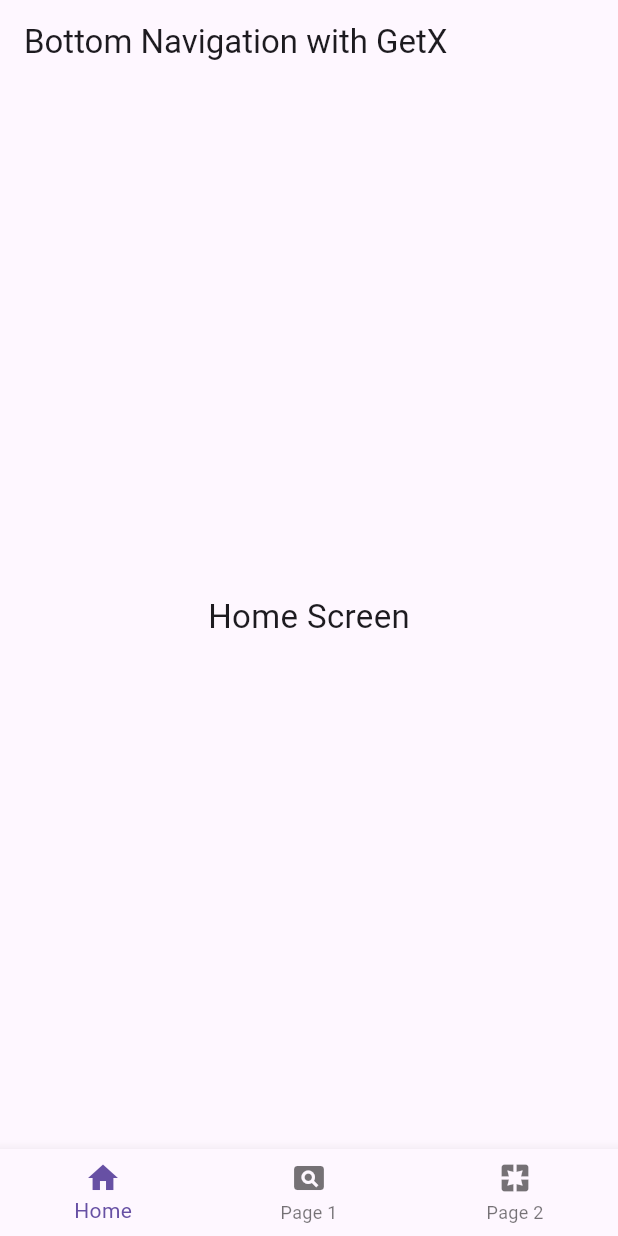
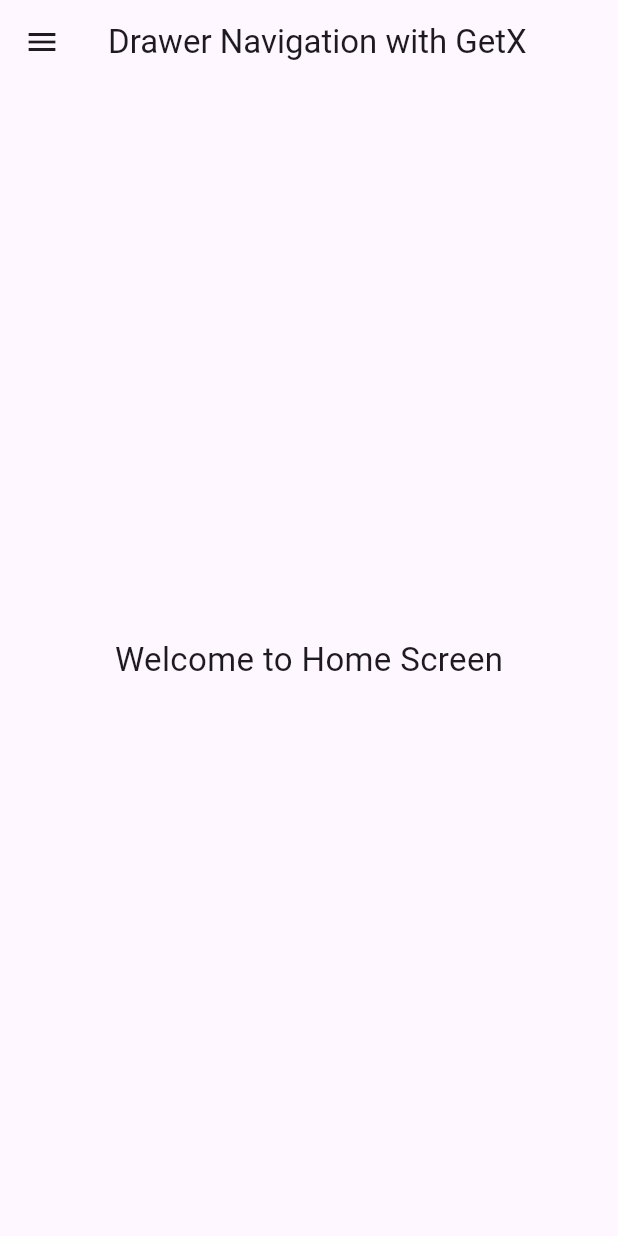
Before and after one commit to Sashin517/getx-nav, a Flutter app: the screen it shows after launch, on a phone screen of 412 x 824 dp. Run offline on Flutter 3.47's test engine with Material 3 defaults, Android fonts, the phone set to English and light mode, and no system bars; our stand-ins replace get.

Commit message:
using ‘drawer’ of Scaffold widget and GetX package

```diff
--- a/lib/home_screen.dart
+++ b/lib/home_screen.dart
@@ -8,41 +8,38 @@ class HomeScreen extends StatelessWidget {
 
   @override
   Widget build(BuildContext context) {
-    return GetBuilder<NavigationController>(
-      init: NavigationController(),
-      builder: (controller) {
-        return Scaffold(
-          appBar: AppBar(title: const Text('Bottom Navigation with GetX')),
-          body: controller.pages[controller.currentIndex.value], // Display active page
-          bottomNavigationBar: BottomNavigationBar(
-            currentIndex: controller.currentIndex.value,
-            onTap: (index) {
-              controller.changePage(index);
-            },
-            items: const [
-              BottomNavigationBarItem(icon: Icon(Icons.home), label: "Home"),
-              BottomNavigationBarItem(icon: Icon(Icons.pageview), label: "Page 1"),
-              BottomNavigationBarItem(icon: Icon(Icons.pages), label: "Page 2"),
-            ],
-          ),
-        );
-      },
+    return Scaffold(
+      appBar: AppBar(title: const Text("Drawer Navigation with GetX")),
+      drawer: Drawer(
+        child: ListView(
+          padding: EdgeInsets.zero,
+          children: [
+            const DrawerHeader(
+              decoration: BoxDecoration(color: Colors.blue),
+              child: Text(
+                'Navigation Menu',
+                style: TextStyle(color: Colors.white, fontSize: 24),
+              ),
+            ),
+            ListTile(
+              leading: const Icon(Icons.home),
+              title: const Text('Home'),
+              onTap: () => Get.offAll(() => const HomeScreen()), // Go to Home
+            ),
+            ListTile(
+              leading: const Icon(Icons.pageview),
+              title: const Text('Page 1'),
+              onTap: () => Get.to(() => const Page1()), // Go to Page1
+            ),
+            ListTile(
+              leading: const Icon(Icons.pages),
+              title: const Text('Page 2'),
+              onTap: () => Get.to(() => const Page2(), arguments: {'message': 'Hello from Home!'}), // Go to Page2 with message
+            ),
+          ],
+        ),
+      ),
+      body: const Center(child: Text("Welcome to Home Screen", style: TextStyle(fontSize: 22))),
     );
   }
 }
-
-// Controller to manage bottom navigation state
-class NavigationController extends GetxController {
-  var currentIndex = 0.obs;
-
-  final List<Widget> pages = [
-    const Center(child: Text("Home Screen", style: TextStyle(fontSize: 22))),
-    const Page1(),
-    const Page2(),
-  ];
-
-  void changePage(int index) {
-    currentIndex.value = index;
-    update(); // Refresh UI
-  }
-}
--- a/lib/main.dart
+++ b/lib/main.dart
@@ -13,7 +13,7 @@ class MainApp extends StatelessWidget {
   Widget build(BuildContext context) {
     return const GetMaterialApp(
       debugShowCheckedModeBanner: false,
-      home: HomeScreen(), // Load HomeScreen with bottom navigation
+      home: HomeScreen(), // Load HomeScreen with Drawer
     );
   }
 }
--- a/lib/page1.dart
+++ b/lib/page1.dart
@@ -5,10 +5,13 @@ class Page1 extends StatelessWidget {
 
   @override
   Widget build(BuildContext context) {
-    return const Center(
-      child: Text(
-        'This is Page 1',
-        style: TextStyle(fontSize: 24),
+    return Scaffold(
+      appBar: AppBar(title: const Text("Page 1")),
+      body: const Center(
+        child: Text(
+          'This is Page 1',
+          style: TextStyle(fontSize: 24),
+        ),
       ),
     );
   }
```
